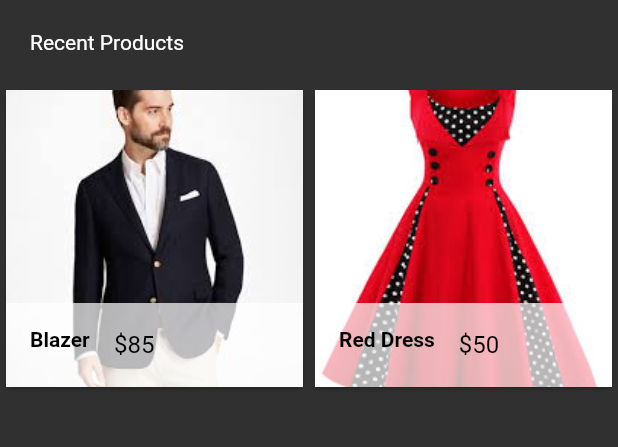
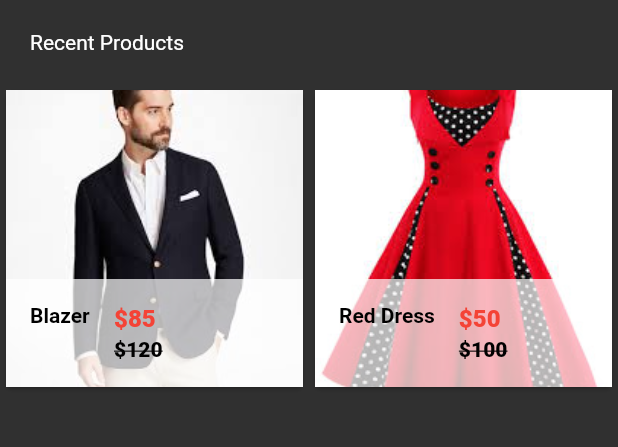
Before and after one commit to DaminduSandaruwan/E-ComApp, a Flutter app: the screen it shows after launch, on a phone screen of 412 x 824 dp, the part 552-999 px from its top. Run offline on Flutter 3.47's test engine with Material 2 defaults, Android fonts, the phone set to English and light mode, and no system bars; drawn by our look-alikes of carousel_pro.

Commit message:
add new subtitle with text decaration

```diff
--- a/lib/components/gridview_products.dart
+++ b/lib/components/gridview_products.dart
@@ -72,8 +72,16 @@ class SingleProducts extends StatelessWidget {
                   title: Text(
                     "\$$prod_price",
                     style: TextStyle(
+                      color: Colors.red,
+                      fontWeight: FontWeight.w800
+                    ),
+                  ),
+                  subtitle: Text(
+                    "\$$prod_old_price",
+                    style: TextStyle(
                       color: Colors.black,
-                      fontWeight: FontWeight.w400
+                      fontWeight: FontWeight.w800,
+                      decoration: TextDecoration.lineThrough,
                     ),
                   ),
                 ),
```
